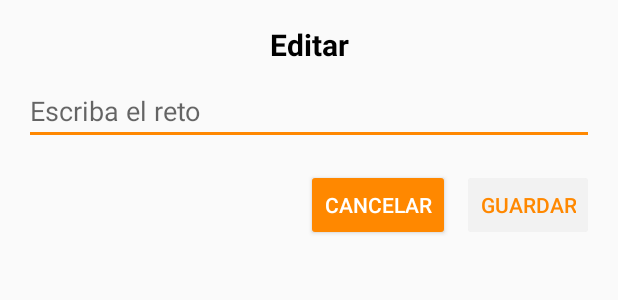
After one commit to LauSofZamora/equipoUno, an Android app built with Jetpack Compose: the layout dialog_editar_reto.xml on its own in the app's theme, with its tools: preview values and no code run, on a phone screen of 412 x 824 dp. The commit adds this screen. Shown: the top 300 px of the screen. Run offline under Robolectric (Android 15) with nearby library versions, the phone set to English and light mode, and no system bars.

Commit message:
funcionalidad editar activa

```diff
--- /dev/null
+++ b/app/src/main/res/layout/dialog_editar_reto.xml
@@ -0,0 +1,52 @@
+<LinearLayout xmlns:android="http://schemas.android.com/apk/res/android"
+    android:layout_width="match_parent"
+    android:layout_height="wrap_content"
+    android:orientation="vertical"
+    android:padding="16dp">
+
+    <TextView
+        android:id="@+id/tv_title"
+        android:layout_width="match_parent"
+        android:layout_height="wrap_content"
+        android:gravity="center"
+        android:paddingBottom="8dp"
+        android:text="Editar"
+        android:textColor="@android:color/black"
+        android:textSize="20sp"
+        android:textStyle="bold" />
+
+
+    <EditText
+        android:id="@+id/et_descripcion_reto"
+        android:layout_width="match_parent"
+        android:layout_height="wrap_content"
+        android:hint="Escriba el reto"
+        android:backgroundTint="@android:color/holo_orange_dark"
+        android:inputType="text" />
+
+    <LinearLayout
+        android:layout_width="match_parent"
+        android:layout_height="wrap_content"
+        android:orientation="horizontal"
+        android:gravity="end"
+        android:layout_marginTop="16dp">
+
+        <Button
+            android:id="@+id/btn_cancelar_reto"
+            android:layout_width="wrap_content"
+            android:layout_height="wrap_content"
+            android:text="Cancelar"
+            android:textColor="@android:color/white"
+            android:backgroundTint="@android:color/holo_orange_dark" />
+
+        <Button
+            android:id="@+id/btn_guardar_reto"
+            android:layout_width="wrap_content"
+            android:layout_height="wrap_content"
+            android:layout_marginStart="8dp"
+            android:text="Guardar"
+            android:textColor="@android:color/holo_orange_dark"
+            android:enabled="false" />
+
+    </LinearLayout>
+</LinearLayout>
```
Also changed, not shown: app/src/main/java/com/example/equipouno/database/DatabaseHelper.kt (+22 -0 lines), app/src/main/java/com/example/equipouno/view/retos/RetosActivity.kt (+62 -1 lines), app/src/main/java/com/example/equipouno/view/retos/RetosAdapter.kt (+13 -4 lines), app/src/main/java/com/example/equipouno/viewmodel/RetosViewModel.kt (+14 -0 lines).
